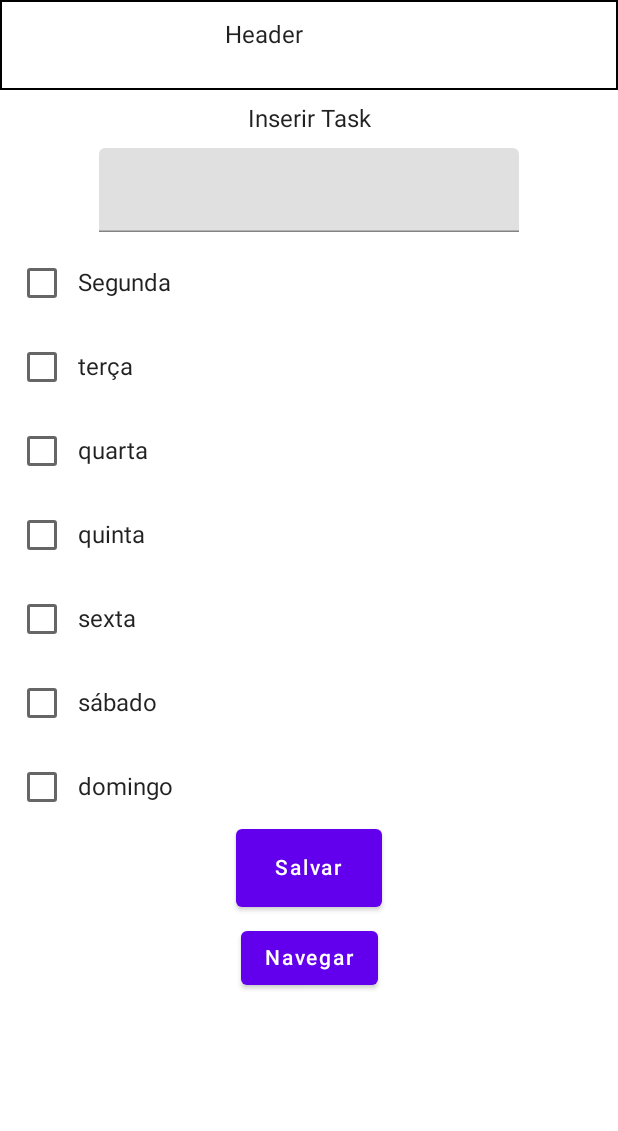
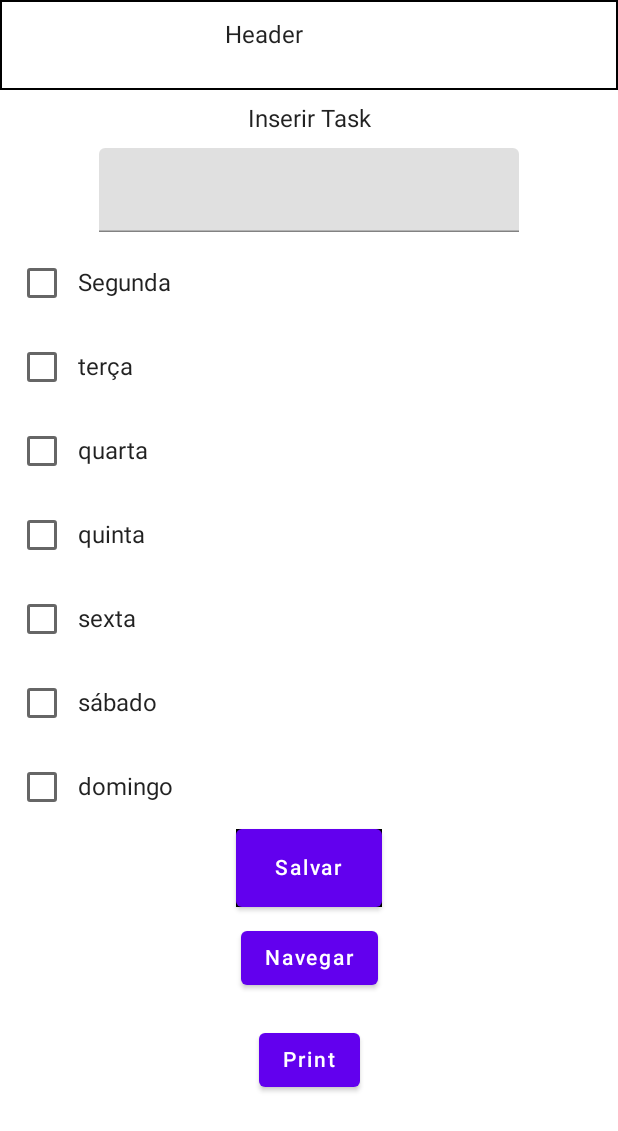
Before and after one commit to williamzabot/ComposeCheckBox, an Android app built with Jetpack Compose: the screen it shows after launch (MainActivity), on a phone screen of 412 x 824 dp. Shown: the top 1131 px of the screen. Run offline under Robolectric (Android 15) with nearby library versions, the phone set to English and light mode, and no system bars.

```diff
--- a/app/src/main/java/com/williamzabot/composenavkoin/presentation/MainActivity.kt
+++ b/app/src/main/java/com/williamzabot/composenavkoin/presentation/MainActivity.kt
@@ -21,7 +21,7 @@ class MainActivity : ComponentActivity() {
                     modifier = Modifier.fillMaxSize(),
                     color = MaterialTheme.colors.background
                 ) {
-                    NavigationGraph(navController = navController)
+                    NavigationGraph(navController = navController, context = this)
                 }
             }
         }
--- a/app/src/main/java/com/williamzabot/composenavkoin/presentation/navigation/NavigationGraph.kt
+++ b/app/src/main/java/com/williamzabot/composenavkoin/presentation/navigation/NavigationGraph.kt
@@ -1,5 +1,6 @@
 package com.williamzabot.composenavkoin.presentation.navigation
 
+import android.content.Context
 import android.net.Uri
 import androidx.compose.runtime.Composable
 import androidx.navigation.NavHostController
@@ -12,17 +13,16 @@ import com.williamzabot.composenavkoin.presentation.tasks.TaskScreen
 import com.williamzabot.composenavkoin.presentation.tasks.TaskTwoScreen
 
 @Composable
-fun NavigationGraph(navController: NavHostController) {
+fun NavigationGraph(navController: NavHostController, context: Context) {
     NavHost(
         navController = navController,
         startDestination = NavigationScreen.TaskOneScreen.route
     ) {
         composable(route = NavigationScreen.TaskOneScreen.route) {
-            TaskScreen {
+            TaskScreen(context = context) {
                 val json = Uri.encode(Gson().toJson(it))
                 navController.navigate("two/$json")
             }
-
         }
 
         composable(route = NavigationScreen.TaskTwoScreen.route,
--- a/app/src/main/java/com/williamzabot/composenavkoin/presentation/tasks/TaskOneScreen.kt
+++ b/app/src/main/java/com/williamzabot/composenavkoin/presentation/tasks/TaskOneScreen.kt
@@ -1,5 +1,6 @@
 package com.williamzabot.composenavkoin.presentation.tasks
 
+import android.content.Context
 import android.widget.Toast
 import androidx.compose.foundation.BorderStroke
 import androidx.compose.foundation.ScrollState
@@ -18,6 +19,7 @@ import androidx.compose.material.Surface
 import androidx.compose.material.Text
 import androidx.compose.material.TextField
 import androidx.compose.runtime.Composable
+import androidx.compose.runtime.State
 import androidx.compose.runtime.collectAsState
 import androidx.compose.runtime.mutableStateOf
 import androidx.compose.runtime.remember
@@ -26,12 +28,15 @@ import androidx.compose.ui.Alignment.Companion.CenterHorizontally
 import androidx.compose.ui.Modifier
 import androidx.compose.ui.graphics.Color
 import androidx.compose.ui.platform.LocalContext
+import androidx.compose.ui.platform.LocalView
 import androidx.compose.ui.unit.dp
 import com.williamzabot.composenavkoin.data.model.Task
+import com.williamzabot.composenavkoin.presentation.utils.PrintScreen
 import org.koin.androidx.compose.koinViewModel
 
 @Composable
 fun TaskScreen(
+    context: Context,
     viewModel: TaskViewModel = koinViewModel(),
     onNavigateClick: (task: Task) -> Unit
 ) {
@@ -57,32 +62,60 @@ fun TaskScreen(
         val uiState = viewModel.uiState.collectAsState()
         when (val data = uiState.value) {
             is UiState.ScreenForm -> {
-                TaskForm(weekDays.value,
-                    changedItemCheckBox = { day, checked ->
-                        viewModel.changeItem(day, checked)
-                    },
-                    onSaveClick = { task ->
-                        viewModel.addTask(task)
-                        viewModel.showTaskDetail(task)
-                    })
+                showForm(weekDays, viewModel)
             }
             is UiState.ScreenDetail -> {
                 TaskDetail(task = data.task) {
                     viewModel.showTaskForm()
                 }
             }
+            is UiState.PrintScreen -> {
+                showForm(weekDays, viewModel)
+                PrintScreen(
+                    view = LocalView.current,
+                    context = context
+                )
+                viewModel.showTaskForm()
+            }
         }
         Button(
-            modifier = Modifier.align(CenterHorizontally).padding(all = 10.dp),
+            modifier = Modifier
+                .align(CenterHorizontally)
+                .padding(all = 10.dp),
             onClick = {
-            onNavigateClick(
-                Task("task enviada", listOf("Sábado"))
-            )
-        }) {
+                onNavigateClick(
+                    Task("task enviada", listOf("Sábado"))
+                )
+            }) {
             Text(text = "Navegar")
+        }
+        Button(
+            modifier = Modifier
+                .align(CenterHorizontally)
+                .padding(all = 10.dp),
+            onClick = {
+                viewModel.printScreen()
+            }) {
+            Text(text = "Print")
         }
     }
 
+}
+
+@Composable
+private fun showForm(
+    weekDays: State<List<WeekDay>>,
+    viewModel: TaskViewModel
+) {
+    TaskForm(
+        weekDays.value,
+        changedItemCheckBox = { day, checked ->
+            viewModel.changeItem(day, checked)
+        },
+        onSaveClick = { task ->
+            viewModel.addTask(task)
+            viewModel.showTaskDetail(task)
+        })
 }
 
 @Composable
@@ -118,9 +151,11 @@ private fun TaskForm(
                 }
             }
         }
-        val context = LocalContext.current.applicationContext
+        val context = LocalContext.current
         Button(
-            modifier = Modifier.align(CenterHorizontally),
+            modifier = Modifier
+                .align(CenterHorizontally)
+                .background(color = Color.Black),
             onClick = {
                 if (inputValue.value.isNotBlank() && weekDays.isNotEmpty()) {
                     val task =
@@ -132,7 +167,7 @@ private fun TaskForm(
                     Toast.makeText(context, "Campos vazios", Toast.LENGTH_SHORT).show()
                 }
             }) {
-            Text(text = "Salvar", modifier = Modifier.padding(10.dp))
+            Text(text = "Salvar", modifier = Modifier.padding(10.dp), color = Color.White)
         }
     }
 }
```
Also changed, not shown: app/src/main/AndroidManifest.xml (+11 -0 lines), app/src/main/java/com/williamzabot/composenavkoin/presentation/tasks/TaskViewModel.kt (+7 -0 lines), app/src/main/java/com/williamzabot/composenavkoin/presentation/utils/PrintScreen.kt (added, +63 -0 lines), app/src/main/res/xml/file_paths.xml (added, +17 -0 lines), 1 other file.
